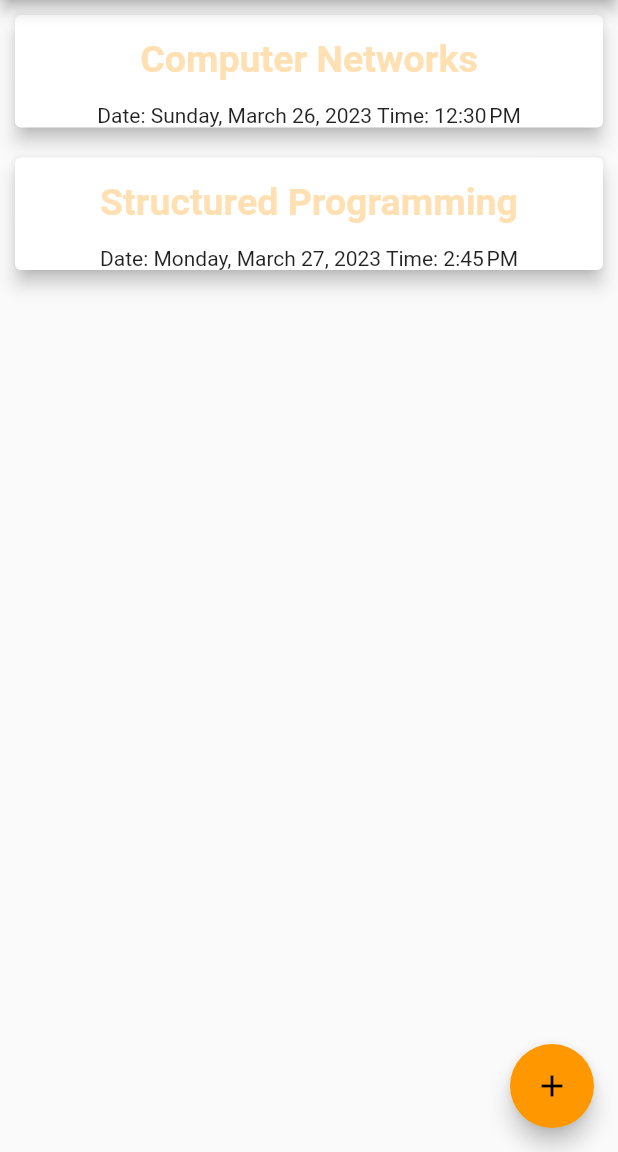
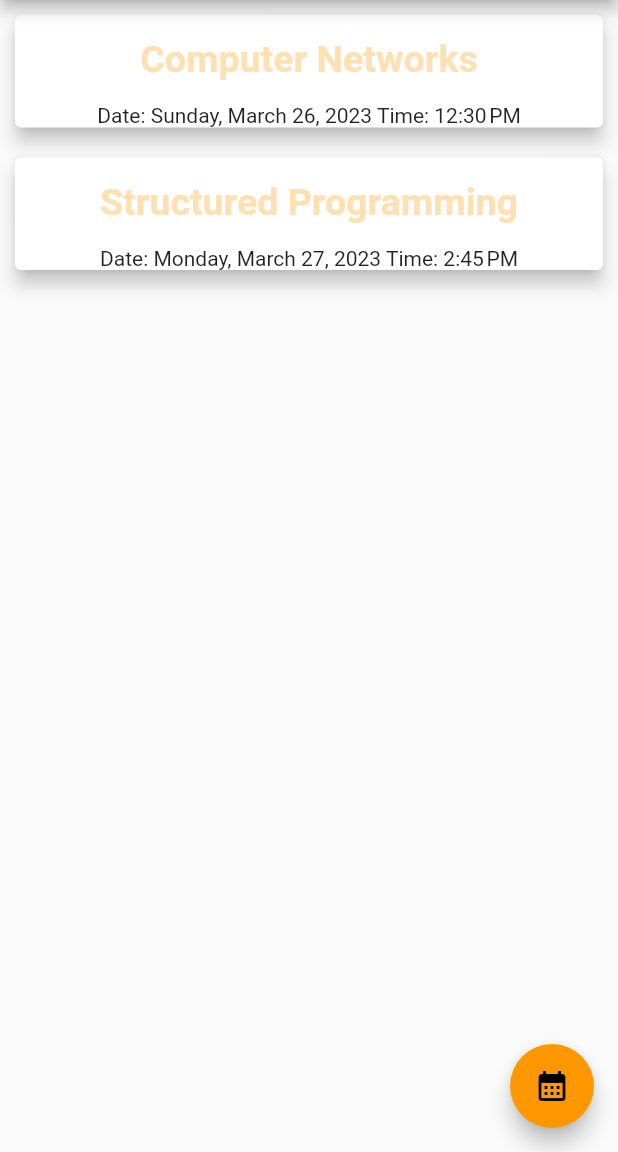
Before and after one commit to MuratUseini123/LaboratoryExe4_191546, a Flutter app: the screen it shows after launch, on a phone screen of 412 x 824 dp, the part 84-1236 px from its top. Run offline on Flutter 3.47's test engine with Material 2 defaults, Android fonts, the phone set to English and light mode, and no system bars; our stand-ins replace syncfusion_flutter_calendar.

Commit message:
added calendar

```diff
--- /dev/null
+++ b/lib/Termins.dart
@@ -0,0 +1,45 @@
+import 'package:flutter/material.dart';
+import 'package:intl/intl.dart';
+import './course.dart';
+
+class Termin extends StatefulWidget {
+  List<Course> courses;
+  Termin({super.key, required this.courses});
+
+  @override
+  State<Termin> createState() => _TerminState();
+}
+
+class _TerminState extends State<Termin> {
+  @override
+  Widget build(BuildContext context) {
+    return ListView.builder(
+        itemCount: widget.courses.length,
+        itemBuilder: (ctx, index) {
+          return Card(
+            margin: const EdgeInsets.all(10),
+            elevation: 5,
+            child: Column(
+              mainAxisAlignment: MainAxisAlignment.spaceBetween,
+              children: [
+                Container(
+                  margin: const EdgeInsets.all(15),
+                  child: Text(
+                    widget.courses.elementAt(index).course_name,
+                    style: TextStyle(
+                        fontSize: 25,
+                        fontWeight: FontWeight.bold,
+                        color: Theme.of(ctx).primaryColorLight),
+                  ),
+                ),
+                Container(
+                  child: Text(
+                      "Date: ${DateFormat.yMMMMEEEEd().format(widget.courses.elementAt(index).termin_date)} Time: ${DateFormat.jm().format(widget.courses.elementAt(index).termin_date)}"),
+                ),
+              ],
+            ),
+          );
+        },
+      );
+  }
+}
--- a/lib/main.dart
+++ b/lib/main.dart
@@ -1,7 +1,10 @@
 import 'package:flutter/material.dart';
-import 'package:intl/intl.dart';
 import './course.dart';
 import './add_new_elem.dart';
+import './calendar.dart';
+import './Termins.dart';
+import './myEvent.dart';
+
 void main() {
   runApp(const MyApp());
 }
@@ -22,7 +25,8 @@ class MyApp extends StatelessWidget {
 }
 
 class MyHomePage extends StatefulWidget {
-  int auto_increment_value = 2; //this is for keeping id counter so it can be used for deleting given entry
+  int auto_increment_value =
+      2; //this is for keeping id counter so it can be used for deleting given entry
   MyHomePage({super.key, required this.title});
   String title;
   @override
@@ -30,57 +34,69 @@ class MyHomePage extends StatefulWidget {
 }
 
 class _MyHomePageState extends State<MyHomePage> {
-   void _addItemFunction(BuildContext ct) {
+  void _addItemFunction(BuildContext ct) {
     showModalBottomSheet(
         context: ct,
         builder: (_) {
-          return GestureDetector(onTap: () {}, child: NewCourseTermin(_addNewTerminToList,widget.auto_increment_value), behavior: HitTestBehavior.opaque);
+          return GestureDetector(
+            onTap: () {},
+            behavior: HitTestBehavior.opaque,
+            child: NewCourseTermin(
+                _addNewTerminToList, widget.auto_increment_value),
+          );
         });
-      widget.auto_increment_value +=1;
+    widget.auto_increment_value += 1;
   }
+
+  void _showCalendar(BuildContext ctx, List<MyEvent> evs) {
+    showModalBottomSheet(
+        context: ctx,
+        builder: (_) {
+          return GestureDetector(
+              onTap: () {},
+              behavior: HitTestBehavior.opaque,
+              child: MyCalendar(events: evs));
+        });
+  }
+
   void _addNewTerminToList(Course new_course_termin) {
     setState(() {
-      this.courses.add(new_course_termin);
+      courses.add(new_course_termin);
     });
   }
+
   List<Course> courses = [
     Course(1, "Computer Networks", DateTime.parse("2023-03-26 12:30:00")),
     Course(2, "Structured Programming", DateTime.parse("2023-03-27 14:45:00"))
   ];
+
+  List<MyEvent> initEvents() {
+    final List<MyEvent> evs = <MyEvent>[];
+    for (var course in courses) {
+      evs.add(MyEvent(course: course, c: Theme.of(context).primaryColor));
+    }
+    return evs;
+  }
+
   @override
   Widget build(BuildContext context) {
     return Scaffold(
-      floatingActionButton: FloatingActionButton(child: Icon(Icons.add),onPressed: () =>print(this.courses.toString()),),
+      floatingActionButton: FloatingActionButton(
+        onPressed: () => _showCalendar(context, initEvents()),
+        tooltip: "Calendar",
+        child: const Icon(Icons.calendar_month),
+      ),
       appBar: AppBar(
         title: Text(widget.title),
         actions: [
-          IconButton(onPressed: () => _addItemFunction(context), icon: Icon(Icons.add),tooltip: "Create new termin",),
+          IconButton(
+            onPressed: () => _addItemFunction(context),
+            icon: const Icon(Icons.add),
+            tooltip: "Create new termin",
+          ),
         ],
       ),
-      body: ListView.builder(
-        itemCount: this.courses.length,
-        itemBuilder: (ctx,index){
-          return Card(
-            margin: EdgeInsets.all(10),
-            elevation: 5,
-            child: Column(
-              mainAxisAlignment: MainAxisAlignment.spaceBetween,
-              children: [
-                Container(
-                  margin: EdgeInsets.all(15),
-                  child: Text(
-                    courses.elementAt(index).course_name,
-                    style: TextStyle(fontSize: 25, fontWeight: FontWeight.bold,color: Theme.of(ctx).primaryColorLight),
-                  ),
-                ),
-                Container(
-                  child: Text("Date: ${DateFormat.yMMMMEEEEd().format(courses.elementAt(index).termin_date)} Time: ${DateFormat.jm().format(courses.elementAt(index).termin_date)}")
-                )
-              ],
-            ),
-          );
-        },
-      ),
+      body: Termin(courses: courses),
     );
   }
 }
--- a/pubspec.yaml
+++ b/pubspec.yaml
@@ -36,6 +36,7 @@ dependencies:
   # Use with the CupertinoIcons class for iOS style icons.
   cupertino_icons: ^1.0.2
   intl: ^0.18.0
+  syncfusion_flutter_calendar: ^20.4.52
 
 dev_dependencies:
   flutter_test:
```
Also changed, not shown: lib/calendar.dart (added, +33 -0 lines), lib/myEvent.dart (added, +47 -0 lines), pubspec.lock.
